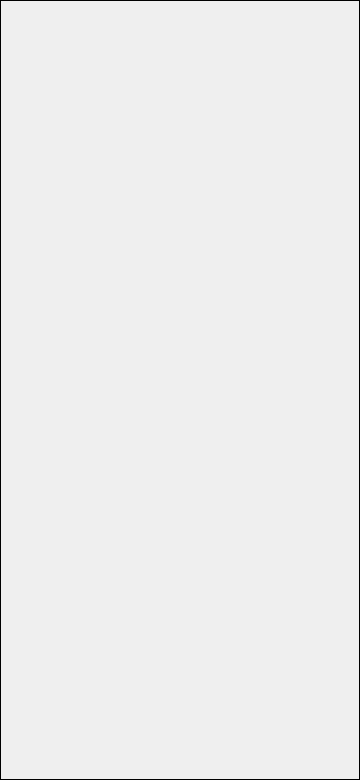
First picture: the form in main.ui, repository vwong50/sleep_app, before the edit.
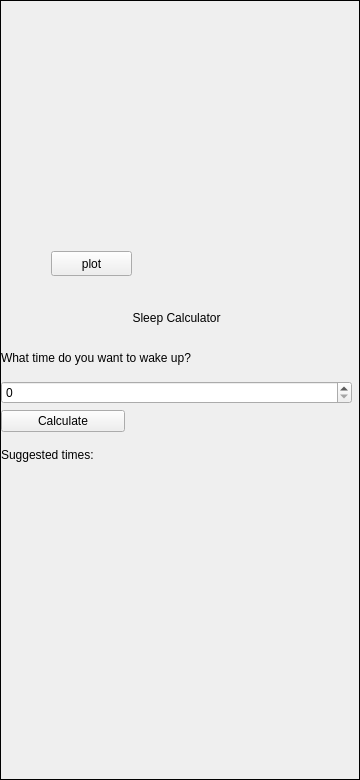
Second picture: the form after the edit. The open tabs and pages were chosen to show the change. Custom widgets are drawn as their Qt base class.

Commit message: Hooked up matplotlib and added a sleep calculator

The edit to the form file:
```diff
--- a/main.ui
+++ b/main.ui
@@ -687,10 +687,129 @@
        <verstretch>0</verstretch>
       </sizepolicy>
      </property>
+     <widget class="MplWidget" name="matplotWidget" native="true">
+      <property name="geometry">
+       <rect>
+        <x>19</x>
+        <y>39</y>
+        <width>321</width>
+        <height>181</height>
+       </rect>
+      </property>
+     </widget>
+     <widget class="QPushButton" name="plotButton">
+      <property name="geometry">
+       <rect>
+        <x>50</x>
+        <y>250</y>
+        <width>81</width>
+        <height>25</height>
+       </rect>
+      </property>
+      <property name="text">
+       <string>plot</string>
+      </property>
+     </widget>
+     <widget class="QWidget" name="">
+      <property name="geometry">
+       <rect>
+        <x>0</x>
+        <y>300</y>
+        <width>351</width>
+        <height>211</height>
+       </rect>
+      </property>
+      <layout class="QVBoxLayout" name="verticalLayout_3">
+       <item>
+        <widget class="QLabel" name="label_10">
+         <property name="text">
+          <string>Sleep Calculator</string>
+         </property>
+         <property name="alignment">
+          <set>Qt::AlignmentFlag::AlignCenter</set>
+         </property>
+        </widget>
+       </item>
+       <item>
+        <widget class="QLabel" name="label_11">
+         <property name="text">
+          <string>What time do you want to wake up?</string>
+         </property>
+        </widget>
+       </item>
+       <item>
+        <widget class="QSpinBox" name="bedtimeInput">
+         <property name="maximum">
+          <number>11</number>
+         </property>
+        </widget>
+       </item>
+       <item>
+        <widget class="QPushButton" name="sleepcalcBtn">
+         <property name="maximumSize">
+          <size>
+           <width>124</width>
+           <height>16777215</height>
+          </size>
+         </property>
+         <property name="text">
+          <string>Calculate</string>
+         </property>
+        </widget>
+       </item>
+       <item>
+        <widget class="QLabel" name="label_12">
+         <property name="text">
+          <string>Suggested times:</string>
+         </property>
+        </widget>
+       </item>
+       <item>
+        <layout class="QHBoxLayout" name="horizontalLayout_2">
+         <item>
+          <widget class="QLabel" name="time5">
+           <property name="text">
+            <string/>
+           </property>
+          </widget>
+         </item>
+         <item>
+          <widget class="QLabel" name="time6">
+           <property name="text">
+            <string/>
+           </property>
+          </widget>
+         </item>
+         <item>
+          <widget class="QLabel" name="time7">
+           <property name="text">
+            <string/>
+           </property>
+          </widget>
+         </item>
+         <item>
+          <widget class="QLabel" name="time8">
+           <property name="text">
+            <string/>
+           </property>
+          </widget>
+         </item>
+        </layout>
+       </item>
+      </layout>
+     </widget>
     </widget>
    </widget>
   </widget>
  </widget>
+ <customwidgets>
+  <customwidget>
+   <class>MplWidget</class>
+   <extends>QWidget</extends>
+   <header>app</header>
+   <container>1</container>
+  </customwidget>
+ </customwidgets>
  <resources/>
  <connections/>
 </ui>
```
Left out of the diff: 2 changed lines with no effect on the pictures. The commit also changes 8 other files.
